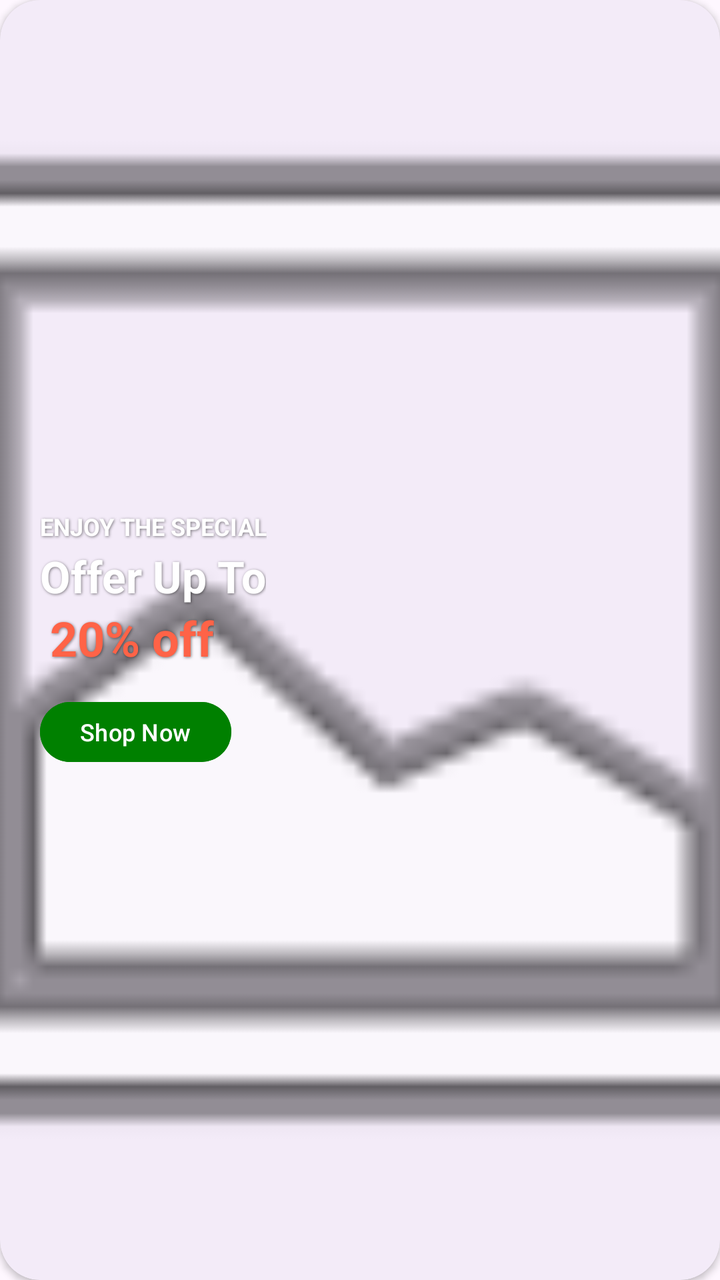
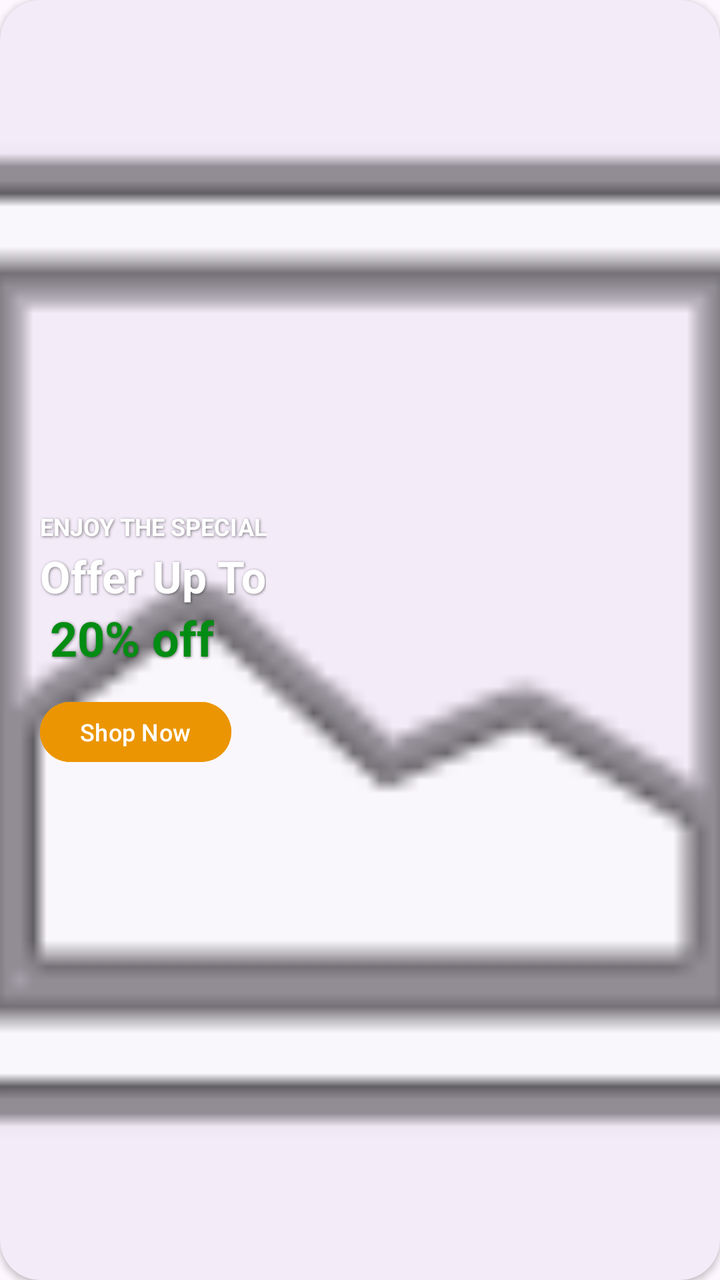

An Android layout rendered at two revisions. The XML below is the earlier revision; the diff shows what the commit changed to produce the second picture.
<!-- AndroidManifest.xml: application theme Theme.DairyBook -->
<!-- res/layout/item_banner_card.xml -->
<?xml version="1.0" encoding="utf-8"?>
<com.google.android.material.card.MaterialCardView xmlns:android="http://schemas.android.com/apk/res/android"
    xmlns:app="http://schemas.android.com/apk/res-auto"
    android:layout_width="match_parent"
    android:layout_height="match_parent"
    android:layout_marginHorizontal="16dp"
    app:cardCornerRadius="20dp"
    app:cardElevation="2dp"
    app:strokeWidth="0dp">

    <RelativeLayout
        android:layout_width="match_parent"
        android:layout_height="match_parent">

        
        <ImageView
            android:id="@+id/ivBannerImage"
            android:layout_width="match_parent"
            android:layout_height="match_parent"
            android:scaleType="centerCrop"
            android:src="@android:drawable/ic_menu_gallery" />

        
        <View
            android:layout_width="match_parent"
            android:layout_height="match_parent"
            android:background="#00000000" />

        
        <LinearLayout
            android:layout_width="wrap_content"
            android:layout_height="wrap_content"
            android:layout_alignParentStart="true"
            android:layout_centerVertical="true"
            android:layout_marginStart="20dp"
            android:orientation="vertical">

            <TextView
                android:id="@+id/tvBannerSubtext"
                android:layout_width="wrap_content"
                android:layout_height="wrap_content"
                android:text="ENJOY THE SPECIAL"
                android:textColor="#FFFFFF"
                android:textSize="12sp"
                android:textStyle="bold"
                android:shadowColor="#80000000"
                android:shadowDx="1"
                android:shadowDy="1"
                android:shadowRadius="3" />

            <TextView
                android:id="@+id/tvBannerTitle"
                android:layout_width="wrap_content"
                android:layout_height="wrap_content"
                android:layout_marginTop="2dp"
                android:text="Offer Up To"
                android:textColor="#FFFFFF"
                android:textSize="22sp"
                android:textStyle="bold"
                android:shadowColor="#80000000"
                android:shadowDx="1"
                android:shadowDy="1"
                android:shadowRadius="3" />

            <TextView
                android:id="@+id/tvBannerDiscount"
                android:layout_width="wrap_content"
                android:layout_height="wrap_content"
                android:text="20% off"
                android:textColor="#FF6347"
                android:textSize="24sp"
                android:textStyle="bold"
                android:layout_marginStart="5dp"
                android:shadowColor="#80000000"
                android:shadowDx="1"
                android:shadowDy="1"
                android:shadowRadius="3" />

            <com.google.android.material.button.MaterialButton
                android:id="@+id/btnBannerShop"
                android:layout_width="wrap_content"
                android:layout_height="38dp"
                android:layout_marginTop="12dp"
                android:backgroundTint="#008000"
                android:paddingHorizontal="20dp"
                android:text="Shop Now"
                android:textAllCaps="false"
                android:textColor="#FFFFFF"
                android:textSize="12sp"
                app:cornerRadius="19dp" />
        </LinearLayout>

    </RelativeLayout>
</com.google.android.material.card.MaterialCardView>
<!-- resources referenced by this layout -->
<resources>
  <style name="Theme.DairyBook" parent="Base.Theme.DairyBook" />
  <style name="Base.Theme.DairyBook" parent="Theme.Material3.DayNight.NoActionBar">
          
          
      </style>
</resources>

<!-- the commit's change to res/layout/item_banner_card.xml (unified diff, before → after) -->
@@ -67,7 +67,7 @@
                 android:layout_width="wrap_content"
                 android:layout_height="wrap_content"
                 android:text="20% off"
-                android:textColor="#FF6347"
+                android:textColor="#038c13"
                 android:textSize="24sp"
                 android:textStyle="bold"
                 android:layout_marginStart="5dp"
@@ -81,7 +81,7 @@
                 android:layout_width="wrap_content"
                 android:layout_height="38dp"
                 android:layout_marginTop="12dp"
-                android:backgroundTint="#008000"
+                android:backgroundTint="#eb9502"
                 android:paddingHorizontal="20dp"
                 android:text="Shop Now"
                 android:textAllCaps="false"
